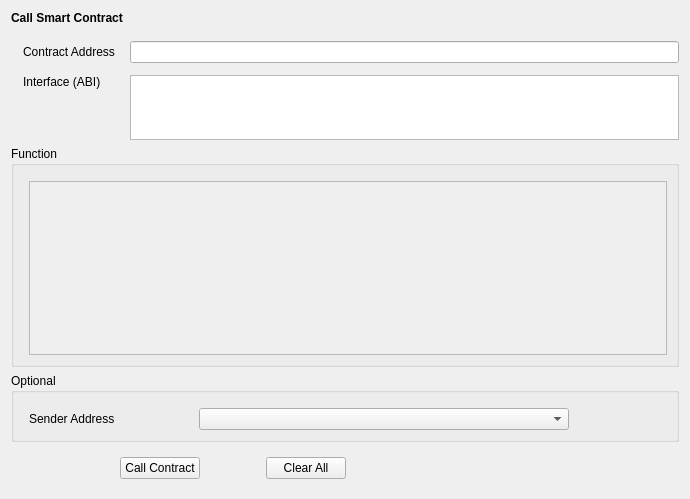
githubzon/qtum, file src/qt/forms/callcontract.ui: the form before one commit.
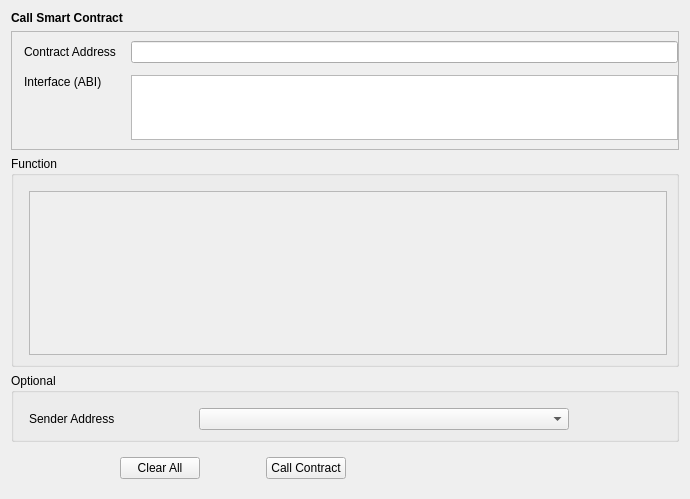
The form after the commit. Custom widgets are drawn as their Qt base class.

Commit message: Update main screens buttons

Patch:
```diff
--- a/src/qt/forms/callcontract.ui
+++ b/src/qt/forms/callcontract.ui
@@ -47,21 +47,26 @@
         </widget>
        </item>
        <item>
-        <spacer name="verticalSpacer_4">
-         <property name="orientation">
-          <enum>Qt::Vertical</enum>
+        <widget class="QFrame" name="frameContract">
+         <property name="sizePolicy">
+          <sizepolicy hsizetype="Preferred" vsizetype="Fixed">
+           <horstretch>0</horstretch>
+           <verstretch>0</verstretch>
+          </sizepolicy>
          </property>
-         <property name="sizeType">
-          <enum>QSizePolicy::Fixed</enum>
+         <property name="frameShape">
+          <enum>QFrame::StyledPanel</enum>
          </property>
-         <property name="sizeHint" stdset="0">
-          <size>
-           <width>20</width>
-           <height>10</height>
-          </size>
+         <property name="frameShadow">
+          <enum>QFrame::Raised</enum>
          </property>
-        </spacer>
-       </item>
+         <layout class="QVBoxLayout" name="verticalLayout_2">
+          <property name="leftMargin">
+           <number>0</number>
+          </property>
+          <property name="rightMargin">
+           <number>0</number>
+          </property>
        <item>
         <layout class="QGridLayout" name="gridLayout">
          <property name="leftMargin">
@@ -111,6 +116,9 @@
          </item>
         </layout>
        </item>
+         </layout>
+        </widget>
+       </item>
        <item>
         <widget class="QGroupBox" name="groupBoxFunction">
          <property name="title">
@@ -133,8 +141,8 @@
               <rect>
                <x>0</x>
                <y>0</y>
-               <width>638</width>
-               <height>160</height>
+               <width>640</width>
+               <height>164</height>
               </rect>
              </property>
             </widget>
@@ -246,29 +254,6 @@
        </property>
       </spacer>
      </item>
-     <item>
-      <widget class="QPushButton" name="pushButtonCallContract">
-       <property name="text">
-        <string>Call Contract</string>
-       </property>
-      </widget>
-     </item>
-     <item>
-      <spacer name="horizontalSpacer_3">
-       <property name="orientation">
-        <enum>Qt::Horizontal</enum>
-       </property>
-       <property name="sizeType">
-        <enum>QSizePolicy::Fixed</enum>
-       </property>
-       <property name="sizeHint" stdset="0">
-        <size>
-         <width>60</width>
-         <height>20</height>
-        </size>
-       </property>
-      </spacer>
-     </item>
      <item>
       <widget class="QPushButton" name="pushButtonClearAll">
        <property name="text">
@@ -276,6 +261,29 @@
        </property>
       </widget>
      </item>
+     <item>
+      <spacer name="horizontalSpacer_3">
+       <property name="orientation">
+        <enum>Qt::Horizontal</enum>
+       </property>
+       <property name="sizeType">
+        <enum>QSizePolicy::Fixed</enum>
+       </property>
+       <property name="sizeHint" stdset="0">
+        <size>
+         <width>60</width>
+         <height>20</height>
+        </size>
+       </property>
+      </spacer>
+     </item>
+     <item>
+      <widget class="QPushButton" name="pushButtonCallContract">
+       <property name="text">
+        <string>Call Contract</string>
+       </property>
+      </widget>
+     </item>
      <item>
       <spacer name="horizontalSpacer_2">
        <property name="orientation">
@@ -294,6 +302,11 @@
   </layout>
  </widget>
  <customwidgets>
+  <customwidget>
+   <class>QValidatedLineEdit</class>
+   <extends>QLineEdit</extends>
+   <header>qvalidatedlineedit.h</header>
+  </customwidget>
   <customwidget>
    <class>AddressField</class>
    <extends>QComboBox</extends>
@@ -304,11 +317,6 @@
    <extends>QTextEdit</extends>
    <header>qvalidatedtextedit.h</header>
   </customwidget>
-  <customwidget>
-   <class>QValidatedLineEdit</class>
-   <extends>QLineEdit</extends>
-   <header>qvalidatedlineedit.h</header>
-  </customwidget>
  </customwidgets>
  <resources/>
  <connections/>
```
Lines whose indentation alone changed are shown as unchanged. The commit also changes 19 other files.
